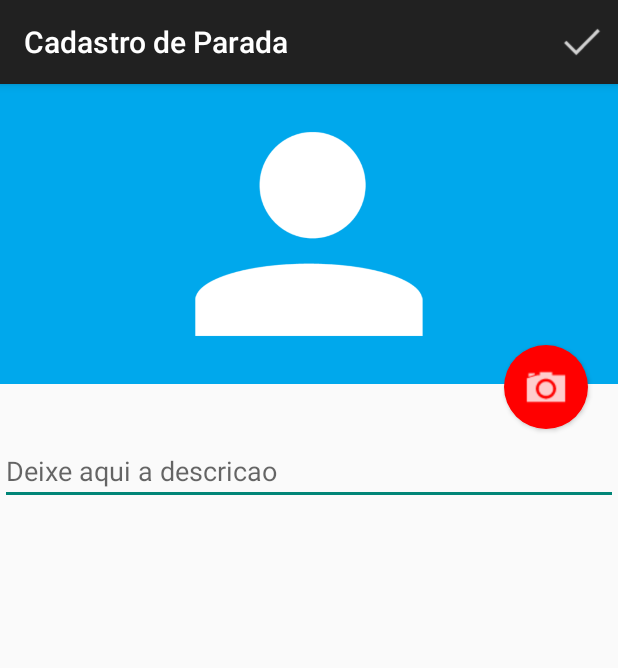
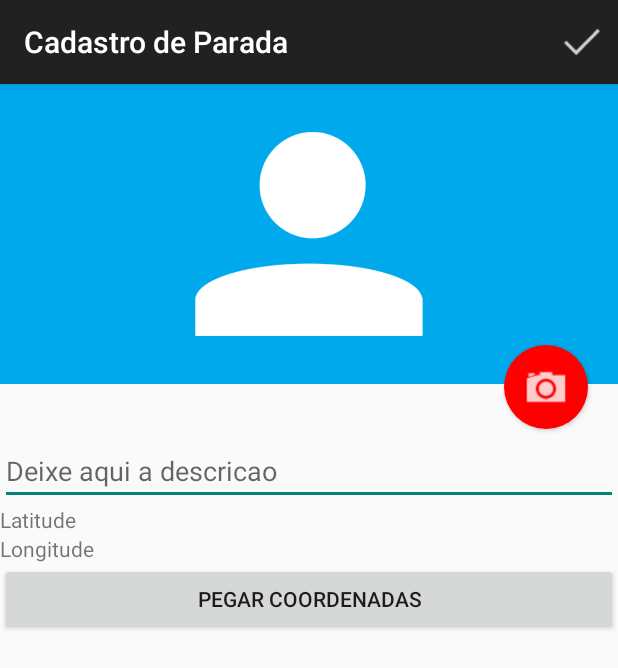
Before and after one commit to MathBrandino/RoteiroApp, an Android app: the FormularioParadaActivity screen opened directly, with no data from a screen before it, on a phone screen of 412 x 824 dp. Shown: the top 668 px of the screen. Run offline under Robolectric (Android 15) with nearby library versions, the phone set to English and light mode, and no system bars.

Commit message:
coordenadas

```diff
--- a/src/main/AndroidManifest.xml
+++ b/src/main/AndroidManifest.xml
@@ -64,6 +64,10 @@
             android:label="Cadastro de Viagem"
             />
 
+        <activity android:name=".activity.MostraViagemActivity"
+            android:label="Mapa"
+            />
+
 
 
     </application>
--- a/src/main/java/br/com/caelum/roteirosapp/activity/FormularioViagemActivity.java
+++ b/src/main/java/br/com/caelum/roteirosapp/activity/FormularioViagemActivity.java
@@ -27,6 +27,7 @@
         daoHelper = new DatabaseHelperDao(this);
 
         helper = new FormularioViagemHelper(this);
+
     }
 
     @Override
--- a/src/main/java/br/com/caelum/roteirosapp/activity/actionBar/ContextActionBarParada.java
+++ b/src/main/java/br/com/caelum/roteirosapp/activity/actionBar/ContextActionBarParada.java
@@ -38,6 +38,7 @@
 
         MenuItem mapa =  menu.findItem(R.id.menu_action_rota);
         mapa.setTitle("Rota até  Parada");
+        mapa.setVisible(false);
 
         deletar.setOnMenuItemClickListener(new MenuItem.OnMenuItemClickListener() {
             @Override
--- a/src/main/java/br/com/caelum/roteirosapp/activity/dao/DatabaseHelperDao.java
+++ b/src/main/java/br/com/caelum/roteirosapp/activity/dao/DatabaseHelperDao.java
@@ -11,7 +11,7 @@
 
 
     private final static String DATABASE = "RoteirosApp" ;
-    private final static int VERSAO =  3;
+    private final static int VERSAO =  4;
     private final static String TABELAParadas = "Paradas";
     private final static String TABELAViagens = "Viagens";
 
@@ -34,6 +34,8 @@
                         " (id INTEGER PRIMARY KEY, " +
                         " descricao TEXT NOT NULL ," +
                         " caminhoDaFoto TEXT ," +
+                        " longitude TEXT,   " +
+                        " latitude TEXT,  "+
                         " idViagem INTEGER NOT NULL, " +
                         "  FOREIGN KEY(idViagem) REFERENCES  "+ TABELAViagens + " (id) ); ";
 
--- a/src/main/java/br/com/caelum/roteirosapp/activity/dao/ParadaDao.java
+++ b/src/main/java/br/com/caelum/roteirosapp/activity/dao/ParadaDao.java
@@ -32,6 +32,8 @@
         values.put("descricao", parada.getDescricao());
         values.put("caminhoDaFoto", parada.getCaminhoDaFoto());
         values.put("idViagem", id);
+        values.put("latitude", parada.getLatitude());
+        values.put("longitude", parada.getLongitude());
 
         dao.getWritableDatabase().insert(TABELA, null, values);
     }
--- a/src/main/java/br/com/caelum/roteirosapp/activity/helper/FormularioParadaHelper.java
+++ b/src/main/java/br/com/caelum/roteirosapp/activity/helper/FormularioParadaHelper.java
@@ -6,6 +6,7 @@
 import android.widget.Button;
 import android.widget.EditText;
 import android.widget.ImageView;
+import android.widget.TextView;
 
 import br.com.caelum.roteirosapp.R;
 import br.com.caelum.roteirosapp.activity.modelo.Parada;
@@ -22,10 +23,20 @@
 
     private EditText descricao;
 
+    private TextView latitude;
+    private TextView longitude;
+
+    private Button buttonCoordenadas;
+
     public FormularioParadaHelper(Activity activity) {
         fotoParada = (ImageView) activity.findViewById(R.id.formulario_imagem);
         buttonFoto = (Button) activity.findViewById(R.id.formulario_botao_foto);
         descricao = (EditText) activity.findViewById(R.id.formulario_descricao_parada);
+        latitude = (TextView) activity.findViewById(R.id.formulario_latitude);
+        longitude = (TextView) activity.findViewById(R.id.formulario_longitude );
+        buttonCoordenadas = (Button) activity.findViewById(R.id.formulario_botao_coordenadas);
+
+
         parada = new Parada();
 
     }
@@ -33,6 +44,8 @@
     public Parada pegaParadaDoFormulario() {
         parada.setDescricao(descricao.getText().toString());
         parada.setCaminhoDaFoto((String) fotoParada.getTag());
+        parada.setLatitude(Double.parseDouble(latitude.getText().toString()));
+        parada.setLongitude(Double.parseDouble(longitude.getText().toString()));
 
 
         return parada;
@@ -44,6 +57,9 @@
         if (parada.getCaminhoDaFoto() != null) {
             carregaImagem(parada.getCaminhoDaFoto());
         }
+        latitude.setText(String.valueOf(parada.getLatitude()));
+        longitude.setText(String.valueOf(parada.getLongitude()));
+
 
         this.parada = parada;
     }
@@ -53,12 +69,18 @@
         return !descricao.getText().toString().trim().isEmpty();
     }
 
+
+
     public void mostraErro() {
         descricao.setError("Descricao da parada não pode ser vazio");
     }
 
     public Button getButtonFoto() {
         return buttonFoto;
+    }
+
+    public Button getButtonCoordenadas() {
+        return buttonCoordenadas;
     }
 
     public void carregaImagem(String caminhoDaFoto) {
@@ -81,4 +103,10 @@
         return true;
 
     }
+
+    public void setaCoordenadas(String lat, String lon){
+        this.latitude.setText(lat);
+        this.longitude.setText(lon);
+
+    }
 }
--- a/src/main/res/layout/activity_formulario_parada.xml
+++ b/src/main/res/layout/activity_formulario_parada.xml
@@ -40,6 +40,25 @@
         android:id="@+id/formulario_descricao_parada"/>
 
 
+    <TextView
+        android:layout_width="match_parent"
+        android:layout_height="wrap_content"
+        android:id="@+id/formulario_latitude"
+        android:text="Latitude"/>
+
+    <TextView
+        android:layout_width="match_parent"
+        android:layout_height="wrap_content"
+        android:id="@+id/formulario_longitude"
+        android:text="Longitude" />
+
+    <Button
+        android:layout_width="match_parent"
+        android:layout_height="wrap_content"
+        android:id="@+id/formulario_botao_coordenadas"
+        android:text="Pegar coordenadas"/>
+
+
 
 
 </LinearLayout>
```
Also changed, not shown: src/main/java/br/com/caelum/roteirosapp/activity/FormularioParadaActivity.java (+36 -6 lines), src/main/java/br/com/caelum/roteirosapp/activity/MostraViagemActivity.java (added, +36 -0 lines), src/main/java/br/com/caelum/roteirosapp/activity/actionBar/ContextActionBar.java (+22 -11 lines), src/main/java/br/com/caelum/roteirosapp/activity/adapter/RoteiroViagemAdapter.java (+5 -5 lines), src/main/java/br/com/caelum/roteirosapp/activity/fragment/MapaFragment.java (+10 -8 lines), src/main/java/br/com/caelum/roteirosapp/activity/modelo/Parada.java (+18 -0 lines), src/main/res/layout/activity_mostra_viagem.xml (added, +12 -0 lines), src/main/res/layout/roteiro_parada_item.xml (+10 -6 lines), src/main/res/layout/roteiro_parada_item_par.xml (+14 -9 lines).
